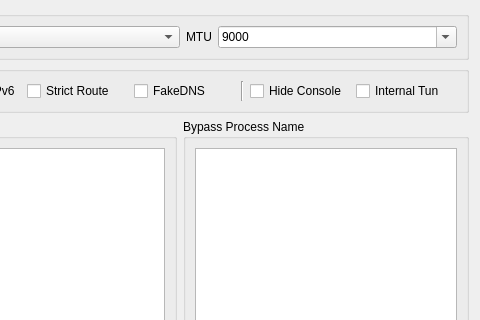
Qt form ui/dialog_vpn_settings.ui (MatsuriDayo/nekoray) before a commit; both pictures show x 120 to 600 and y 0 to 320 of the 600 by 600 pixel window.
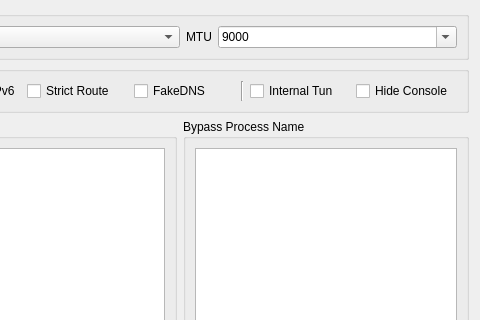
The same form after that commit.

The edit to the form file:
```diff
--- a/ui/dialog_vpn_settings.ui
+++ b/ui/dialog_vpn_settings.ui
@@ -114,13 +114,6 @@
         </property>
        </widget>
       </item>
-      <item>
-       <widget class="QCheckBox" name="hide_console">
-        <property name="text">
-         <string>Hide Console</string>
-        </property>
-       </widget>
-      </item>
       <item>
        <widget class="QCheckBox" name="single_core">
         <property name="toolTip">
@@ -132,6 +125,13 @@
         </property>
        </widget>
       </item>
+      <item>
+       <widget class="QCheckBox" name="hide_console">
+        <property name="text">
+         <string>Hide Console</string>
+        </property>
+       </widget>
+      </item>
      </layout>
     </widget>
    </item>
```
Left out of the diff: 2 changed lines with no effect on the pictures.
